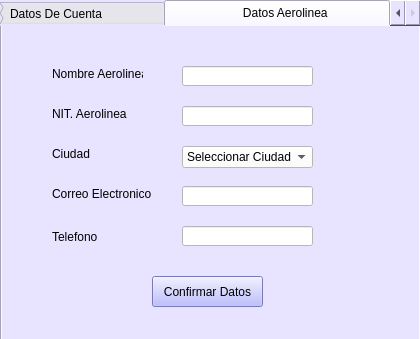
Above: Interfaces Aeropuerto/modificarDatosAeropuerto.ui from vanesagustin98/Aerocamp before the change. Below: the same form after it.
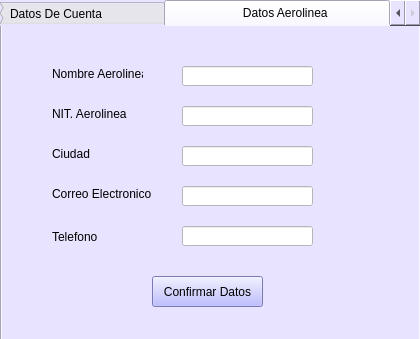
That is the form after the change. The open tabs and pages were chosen to show the change.

Diff of the .ui file:
```diff
--- a/Interfaces Aeropuerto/modificarDatosAeropuerto.ui
+++ b/Interfaces Aeropuerto/modificarDatosAeropuerto.ui
@@ -237,44 +237,6 @@
       <string notr="true">background-color: rgb(255, 255, 255);</string>
      </property>
     </widget>
-    <widget class="QComboBox" name="comboBox">
-     <property name="geometry">
-      <rect>
-       <x>180</x>
-       <y>120</y>
-       <width>131</width>
-       <height>22</height>
-      </rect>
-     </property>
-     <property name="styleSheet">
-      <string notr="true">background-color: rgb(255, 255, 255);</string>
-     </property>
-     <item>
-      <property name="text">
-       <string>Seleccionar Ciudad</string>
-      </property>
-     </item>
-     <item>
-      <property name="text">
-       <string>Pasto</string>
-      </property>
-     </item>
-     <item>
-      <property name="text">
-       <string>Bogota</string>
-      </property>
-     </item>
-     <item>
-      <property name="text">
-       <string>Medellin</string>
-      </property>
-     </item>
-     <item>
-      <property name="text">
-       <string>Cali</string>
-      </property>
-     </item>
-    </widget>
     <widget class="QLineEdit" name="lineEdit_6">
      <property name="geometry">
       <rect>
@@ -317,6 +279,19 @@
       <string>Confirmar Datos</string>
      </property>
     </widget>
+    <widget class="QLineEdit" name="comboBox">
+     <property name="geometry">
+      <rect>
+       <x>180</x>
+       <y>120</y>
+       <width>131</width>
+       <height>20</height>
+      </rect>
+     </property>
+     <property name="styleSheet">
+      <string notr="true">background-color: rgb(255, 255, 255);</string>
+     </property>
+    </widget>
    </widget>
   </widget>
  </widget>
```
Left out of the diff: 2 changed lines with no effect on the pictures.
